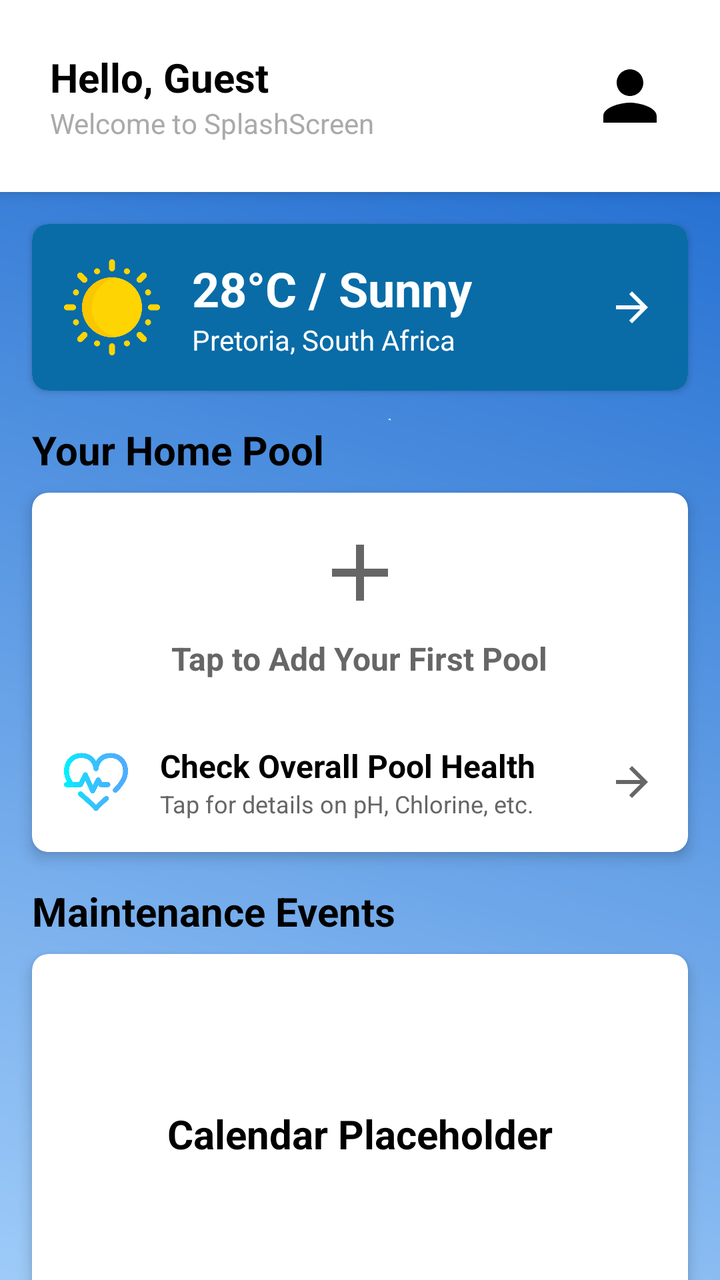
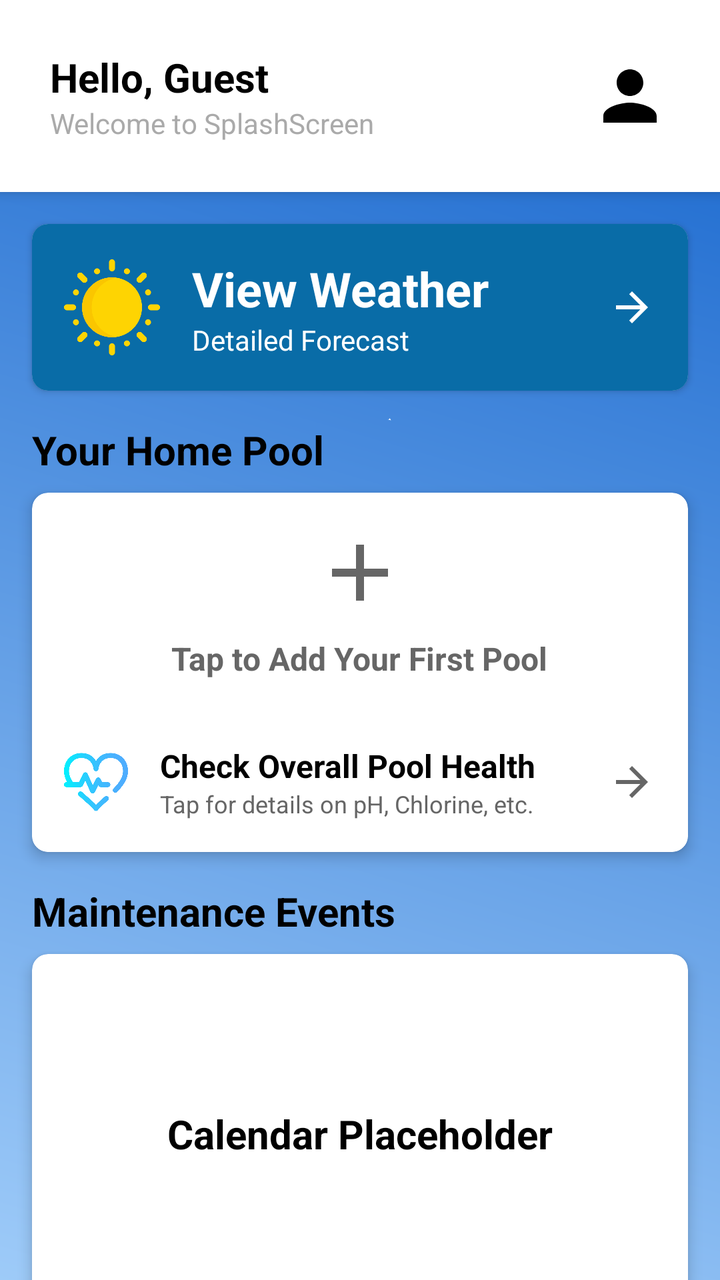

Screens rendered from an Android XML layout before and after an edit, with the pre-edit source and the edit as a unified diff.
<!-- AndroidManifest.xml: application theme Theme.PoolApp -->
<!-- res/layout/po_home_screen.xml -->
<?xml version="1.0" encoding="utf-8"?>
<androidx.constraintlayout.widget.ConstraintLayout xmlns:android="http://schemas.android.com/apk/res/android"
    xmlns:app="http://schemas.android.com/apk/res-auto"
    xmlns:tools="http://schemas.android.com/tools"
    android:layout_width="match_parent"
    android:layout_height="match_parent"
    android:background="@drawable/pbg"
    tools:context=".PO_HomeScreen">

    <androidx.cardview.widget.CardView
        android:id="@+id/headerCard"
        android:layout_width="0dp"
        android:layout_height="wrap_content"
        app:layout_constraintEnd_toEndOf="parent"
        app:layout_constraintStart_toStartOf="parent"
        app:layout_constraintTop_toTopOf="parent"
        app:cardElevation="4dp"
        app:cardCornerRadius="0dp">
        <LinearLayout
            android:id="@+id/headerLayout"
            android:layout_width="match_parent"
            android:layout_height="wrap_content"
            android:orientation="horizontal"
            android:padding="25dp"
            android:background="@color/white"
            android:gravity="center_vertical">
            <LinearLayout
                android:layout_width="0dp"
                android:layout_height="wrap_content"
                android:layout_weight="1"
                android:orientation="vertical">

                <TextView
                    android:id="@+id/poGreeting"
                    android:layout_width="wrap_content"
                    android:layout_height="wrap_content"
                    android:text="Hello, Guest"
                    android:textColor="@android:color/black"
                    android:textSize="20sp"
                    android:textStyle="bold" />

                <TextView
                    android:id="@+id/poWelcomeMessage"
                    android:layout_width="wrap_content"
                    android:layout_height="wrap_content"
                    android:text="Welcome to SplashScreen"
                    android:textColor="@android:color/darker_gray"
                    android:textSize="14sp" />

            </LinearLayout>

            <ImageView
                android:id="@+id/ivProfileIcon"
                android:layout_width="40dp"
                android:layout_height="40dp"
                android:src="@drawable/ic_profile_placeholder"
                android:contentDescription="Profile Icon" />
        </LinearLayout>
    </androidx.cardview.widget.CardView>
    <androidx.core.widget.NestedScrollView
        android:layout_width="0dp"
        android:layout_height="0dp"
        android:fillViewport="true"
        app:layout_constraintTop_toBottomOf="@id/headerCard"
        app:layout_constraintStart_toStartOf="parent"
        app:layout_constraintEnd_toEndOf="parent"
        app:layout_constraintBottom_toBottomOf="parent">

        <LinearLayout
            android:layout_width="match_parent"
            android:layout_height="wrap_content"
            android:orientation="vertical"
            android:paddingBottom="5dp">

            <androidx.cardview.widget.CardView
                android:id="@+id/weatherCard"
                android:layout_width="match_parent"
                android:layout_height="wrap_content"
                android:layout_marginHorizontal="16dp"
                android:layout_marginTop="16dp"
                app:cardCornerRadius="8dp"
                app:cardElevation="2dp"
                android:clickable="true"
                android:focusable="true">
                <LinearLayout
                    android:id="@+id/ll_weather_content"
                    android:layout_width="match_parent"
                    android:layout_height="wrap_content"
                    android:orientation="horizontal"
                    android:padding="16dp"
                    android:background="@color/PrimaryColour"
                    android:gravity="center_vertical"
                    android:foreground="?android:attr/selectableItemBackground">
                    <ImageView
                        android:id="@+id/iv_weather_icon"
                        android:layout_width="48dp"
                        android:layout_height="48dp"
                        android:src="@drawable/sun"
                        android:contentDescription="Weather Icon" />

                    <LinearLayout
                        android:layout_width="0dp"
                        android:layout_height="wrap_content"
                        android:layout_weight="1"
                        android:orientation="vertical"
                        android:layout_marginStart="16dp">

                        <TextView
                            android:id="@+id/tv_weather_temp"
                            android:layout_width="wrap_content"
                            android:layout_height="wrap_content"
                            android:text="28°C / Sunny"
                            android:textColor="@color/white"
                            android:textSize="24sp"
                            android:textStyle="bold" />

                        <TextView
                            android:id="@+id/tv_weather_location"
                            android:layout_width="wrap_content"
                            android:layout_height="wrap_content"
                            android:text="Pretoria, South Africa"
                            android:textColor="@color/white"
                            android:textSize="14sp" />
                    </LinearLayout>

                    <ImageView
                        android:layout_width="24dp"
                        android:layout_height="24dp"
                        android:src="@drawable/ic_arrow_forward_black_24dp"
                        app:tint="@color/white"
                        android:contentDescription="Go to Weather Details" />
                </LinearLayout>

                <LinearLayout
                    android:id="@+id/ll_weather_location_placeholder"
                    android:layout_width="match_parent"
                    android:layout_height="wrap_content"
                    android:gravity="center_vertical"
                    android:orientation="vertical"
                    android:padding="16dp"
                    android:visibility="gone"
                    android:clickable="true"
                    android:focusable="true"
                    android:background="?android:attr/selectableItemBackground">

                    <TextView
                        android:layout_width="wrap_content"
                        android:layout_height="wrap_content"
                        android:text="Location Required for Weather"
                        android:textColor="@color/black"
                        android:textSize="18sp"
                        android:textStyle="bold" />

                    <TextView
                        android:layout_width="wrap_content"
                        android:layout_height="wrap_content"
                        android:text="Tap to add your location to access weather data."
                        android:textColor="@color/grey_dark"
                        android:textSize="14sp"
                        android:layout_marginTop="4dp"/>
                </LinearLayout>
            </androidx.cardview.widget.CardView>

            <TextView
                android:layout_width="wrap_content"
                android:layout_height="wrap_content"
                android:layout_marginStart="16dp"
                android:layout_marginTop="16dp"
                android:text="Your Home Pool"
                android:textColor="@color/black"
                android:textSize="20sp"
                android:textStyle="bold" />

            <androidx.cardview.widget.CardView
                android:id="@+id/homePoolCardContainer"
                android:layout_width="match_parent"
                android:layout_height="wrap_content"
                android:layout_marginStart="16dp"
                android:layout_marginEnd="16dp"
                android:layout_marginTop="8dp"
                app:cardCornerRadius="8dp"
                app:cardElevation="4dp"
                android:clickable="true"
                android:focusable="true"
                android:foreground="?android:attr/selectableItemBackground">

                <LinearLayout
                    android:layout_width="match_parent"
                    android:layout_height="match_parent"
                    android:orientation="vertical">

                    <FrameLayout
                        android:id="@+id/fl_home_pool_content"
                        android:layout_width="match_parent"
                        android:layout_height="wrap_content">
                        <LinearLayout
                            android:id="@+id/ll_add_pool_placeholder"
                            android:layout_width="match_parent"
                            android:layout_height="wrap_content"
                            android:gravity="center"
                            android:orientation="vertical"
                            android:padding="16dp">

                            <ImageView
                                android:layout_width="48dp"
                                android:layout_height="48dp"
                                android:src="@drawable/ic_add_white_24dp"
                                android:contentDescription="Add Pool"
                                app:tint="@color/grey_dark" />

                            <TextView
                                android:layout_width="wrap_content"
                                android:layout_height="wrap_content"
                                android:layout_marginTop="8dp"
                                android:text="Tap to Add Your First Pool"
                                android:textColor="@color/grey_dark"
                                android:textSize="16sp"
                                android:textStyle="bold" />
                        </LinearLayout>
                    </FrameLayout>

                    <androidx.cardview.widget.CardView
                        android:id="@+id/poolHealthCard"
                        android:layout_width="match_parent"
                        android:layout_height="wrap_content"
                        android:layout_margin="0dp"
                        app:cardCornerRadius="8dp"
                        app:cardElevation="0dp"
                        android:clickable="true"
                        android:focusable="true"
                        android:foreground="?android:attr/selectableItemBackground">

                        <LinearLayout
                            android:layout_width="match_parent"
                            android:layout_height="wrap_content"
                            android:orientation="horizontal"
                            android:padding="16dp"
                            android:gravity="center_vertical"
                            android:backgroundTint="@color/white_transparent_50">

                            <ImageView
                                android:layout_width="32dp"
                                android:layout_height="32dp"
                                android:src="@drawable/health"
                                android:contentDescription="Pool Status Icon" />

                            <LinearLayout
                                android:layout_width="0dp"
                                android:layout_height="wrap_content"
                                android:layout_weight="1"
                                android:orientation="vertical"
                                android:layout_marginStart="16dp">

                                <TextView
                                    android:layout_width="wrap_content"
                                    android:layout_height="wrap_content"
                                    android:text="Check Overall Pool Health"
                                    android:textColor="@color/black"
                                    android:textSize="16sp"
                                    android:textStyle="bold" />

                                <TextView
                                    android:layout_width="wrap_content"
                                    android:layout_height="wrap_content"
                                    android:text="Tap for details on pH, Chlorine, etc."
                                    android:textColor="@color/grey_dark"
                                    android:textSize="12sp" />
                            </LinearLayout>

                            <ImageView
                                android:layout_width="24dp"
                                android:layout_height="24dp"
                                android:src="@drawable/ic_arrow_forward_black_24dp"
                                app:tint="@color/grey_dark"
                                android:contentDescription="Go to Details" />
                        </LinearLayout>
                    </androidx.cardview.widget.CardView>
                </LinearLayout>

            </androidx.cardview.widget.CardView>
            <TextView
                android:layout_width="wrap_content"
                android:layout_height="wrap_content"
                android:layout_marginStart="16dp"
                android:layout_marginTop="16dp"
                android:text="Maintenance Events"
                android:textColor="@color/black"
                android:textSize="20sp"
                android:textStyle="bold" />
            <androidx.cardview.widget.CardView
                android:id="@+id/calendarCard"
                android:layout_width="match_parent"
                android:layout_height="180dp"
                android:layout_marginStart="16dp"
                android:layout_marginEnd="16dp"
                android:layout_marginTop="8dp"
                app:cardCornerRadius="8dp"
                app:cardElevation="4dp"

                >

                <TextView
                    android:layout_width="wrap_content"
                    android:layout_height="wrap_content"
                    android:layout_gravity="center"
                    android:text="Calendar Placeholder"
                    android:textColor="@android:color/black"
                    android:textSize="20sp"
                    android:textStyle="bold"
                    />
            </androidx.cardview.widget.CardView>

            <LinearLayout
                android:layout_width="match_parent"
                android:layout_height="wrap_content"
                android:orientation="horizontal"
                android:gravity="center_vertical"
                android:paddingHorizontal="16dp"
                android:layout_marginTop="16dp"
                android:layout_marginBottom="8dp">

                <TextView
                    android:layout_width="0dp"
                    android:layout_height="wrap_content"
                    android:layout_weight="1"
                    android:text="Top Products"
                    android:textColor="@color/black"
                    android:textSize="20sp"
                    android:textStyle="bold" />

                <ImageButton
                    android:id="@+id/btn_prev_product"
                    android:layout_width="wrap_content"
                    android:layout_height="wrap_content"
                    android:src="@drawable/ic_arrow_back_white_24dp"
                    app:tint="@color/black"
                    android:background="@android:color/transparent"
                    android:contentDescription="Previous Product"
                    android:padding="4dp"/>

                <ImageButton
                    android:id="@+id/btn_next_product"
                    android:layout_width="wrap_content"
                    android:layout_height="wrap_content"
                    android:src="@drawable/ic_arrow_forward_black_24dp"
                    app:tint="@color/black"
                    android:background="@android:color/transparent"
                    android:contentDescription="Next Product"
                    android:padding="4dp"/>
            </LinearLayout>

            <androidx.recyclerview.widget.RecyclerView
                android:id="@+id/rv_products"
                android:layout_width="match_parent"
                android:layout_height="wrap_content"
                android:orientation="horizontal"
                android:paddingHorizontal="16dp"
                android:padding="10dp"
                android:clipToPadding="false"
                android:layout_marginBottom="24dp"
                app:layoutManager="androidx.recyclerview.widget.LinearLayoutManager"
                tools:listitem="@layout/item_generic_list_card"/>

        </LinearLayout>
    </androidx.core.widget.NestedScrollView>

</androidx.constraintlayout.widget.ConstraintLayout>
<!-- res/layout/item_generic_list_card.xml (included above) -->
<?xml version="1.0" encoding="utf-8"?>
<androidx.cardview.widget.CardView
    xmlns:android="http://schemas.android.com/apk/res/android"
    xmlns:app="http://schemas.android.com/apk/res-auto"
    android:layout_width="120dp"
    android:layout_height="140dp"
    android:layout_marginEnd="12dp"
    android:clickable="true"
    android:focusable="true"
    android:foreground="?attr/selectableItemBackground"
    app:cardCornerRadius="8dp"
    app:cardElevation="2dp">

    <LinearLayout
        android:layout_width="match_parent"
        android:layout_height="match_parent"
        android:orientation="vertical"
        android:gravity="center_horizontal"
        android:padding="8dp">

        <ImageView
            android:id="@+id/iv_item_image"
            android:layout_width="60dp"
            android:layout_height="60dp"
            android:src="@drawable/password"

            android:scaleType="centerCrop"
            android:contentDescription="Item Image"/>

        <TextView
            android:id="@+id/tv_item_title"
            android:layout_width="wrap_content"
            android:layout_height="wrap_content"
            android:layout_marginTop="4dp"
            android:text="Generic Title"
            android:textSize="14sp"
            android:maxLines="1"
            android:ellipsize="end"
            android:textColor="@color/black"
            android:textStyle="bold"/>

        <TextView
            android:id="@+id/tv_item_subtext"
            android:layout_width="wrap_content"
            android:layout_height="wrap_content"
            android:text="R 0.00 / details"
            android:textSize="12sp"
            android:textColor="@color/colorPrimary"/>

    </LinearLayout>
</androidx.cardview.widget.CardView>
<!-- resources referenced by this layout -->
<resources>
  <color name="PrimaryColour">#096ca7</color>
  <color name="black">#FF000000</color>
  <color name="colorPrimary">#096ca7</color>
  <color name="grey_dark">#666666</color>
  <color name="white">#FFFFFFFF</color>
  <color name="white_transparent_50">#80FFFFFF</color>
  <!-- drawable health: png bitmap (drawable, 24576 bytes) -->
  <!-- drawable ic_add_white_24dp (drawable) -->
  <vector android:height="24dp" android:tint="#FFFFFF"
      android:viewportHeight="24" android:viewportWidth="24"
      android:width="24dp" xmlns:android="http://schemas.android.com/apk/res/android">
      <path android:fillColor="@android:color/white" android:pathData="M19,13h-6v6h-2v-6H5v-2h6V5h2v6h6v2z"/>
  </vector>
  <!-- drawable ic_arrow_back_white_24dp (drawable) -->
  <vector xmlns:android="http://schemas.android.com/apk/res/android"
      android:width="24dp"
      android:height="24dp"
      android:viewportWidth="24"
      android:viewportHeight="24"
      android:tint="#FFFFFF"> <path
      android:fillColor="@android:color/white"
      android:pathData="M20,11L7.83,11l5.59,-5.59L12,4L4,12l8,8 1.41,-1.41L7.83,13L20,13z"/>
  </vector>
  <!-- drawable ic_arrow_forward_black_24dp (drawable) -->
  <vector xmlns:android="http://schemas.android.com/apk/res/android"
      android:width="24dp"
      android:height="24dp"
      android:viewportWidth="24"
      android:viewportHeight="24"
      android:tint="#000000"> <path
      android:fillColor="@android:color/black"
      android:pathData="M12,4l-1.41,1.41L16.17,11H4v2h12.17l-5.58,5.59L12,20l8,-8z"/>
  </vector>
  <!-- drawable ic_profile_placeholder (drawable) -->
  <vector android:height="24dp" android:tint="#000000"
      android:viewportHeight="24" android:viewportWidth="24"
      android:width="24dp" xmlns:android="http://schemas.android.com/apk/res/android">
      <path android:fillColor="@android:color/white" android:pathData="M12,12c2.21,0 4,-1.79 4,-4s-1.79,-4 -4,-4 -4,1.79 -4,4 1.79,4 4,4zM12,14c-2.67,0 -8,1.34 -8,4v2h16v-2c0,-2.66 -5.33,-4 -8,-4z"/>
  </vector>
  <!-- drawable password: png bitmap (drawable, 20916 bytes) -->
  <!-- drawable pbg: png bitmap (drawable, 122204 bytes) -->
  <!-- drawable sun: png bitmap (drawable, 21178 bytes) -->
  <style name="Theme.PoolApp" parent="Theme.Material3.DayNight.NoActionBar">
          <item name="colorPrimary">@color/colorPrimary</item>
          <item name="colorPrimaryVariant">@color/colorPrimaryVariant</item>
          <item name="colorOnPrimary">@color/colorOnPrimary</item>
          <item name="colorSecondary">@color/colorSecondary</item>
          <item name="colorOnSecondary">@color/colorOnSecondary</item>
          <item name="colorSurface">@color/colorSurface</item>
          <item name="colorOnSurface">@color/colorOnSurface</item>
          <item name="android:statusBarColor" tools:targetApi="l">?attr/colorPrimaryVariant</item>
      </style>
  <color name="colorPrimaryVariant">#034b75</color>
  <color name="colorOnPrimary">#FFFFFF</color>
  <color name="colorSecondary">#0A57FF</color>
  <color name="colorOnSecondary">#FFFFFF</color>
  <color name="colorSurface">#FFFFFF</color>
  <color name="colorOnSurface">#1C1B1F</color>
</resources>

<!-- the commit's change to res/layout/po_home_screen.xml (unified diff, before → after) -->
@@ -109,7 +109,7 @@
                             android:id="@+id/tv_weather_temp"
                             android:layout_width="wrap_content"
                             android:layout_height="wrap_content"
-                            android:text="28°C / Sunny"
+                            android:text="View Weather"
                             android:textColor="@color/white"
                             android:textSize="24sp"
                             android:textStyle="bold" />
@@ -118,7 +118,7 @@
                             android:id="@+id/tv_weather_location"
                             android:layout_width="wrap_content"
                             android:layout_height="wrap_content"
-                            android:text="Pretoria, South Africa"
+                            android:text="Detailed Forecast"
                             android:textColor="@color/white"
                             android:textSize="14sp" />
                     </LinearLayout>
